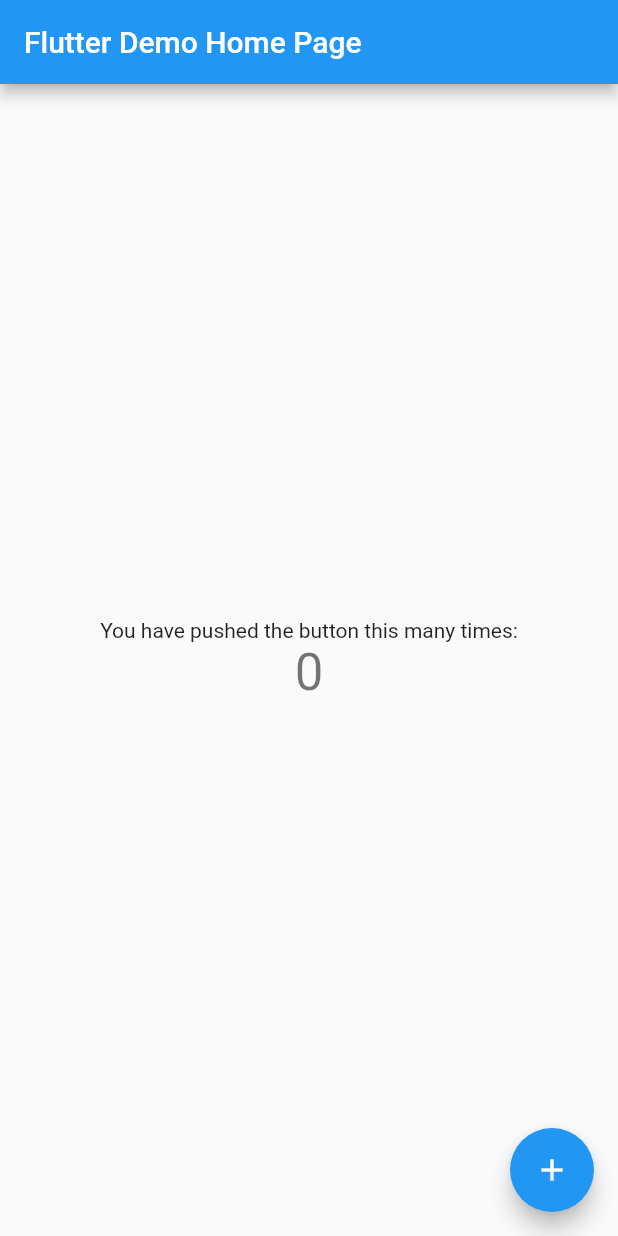
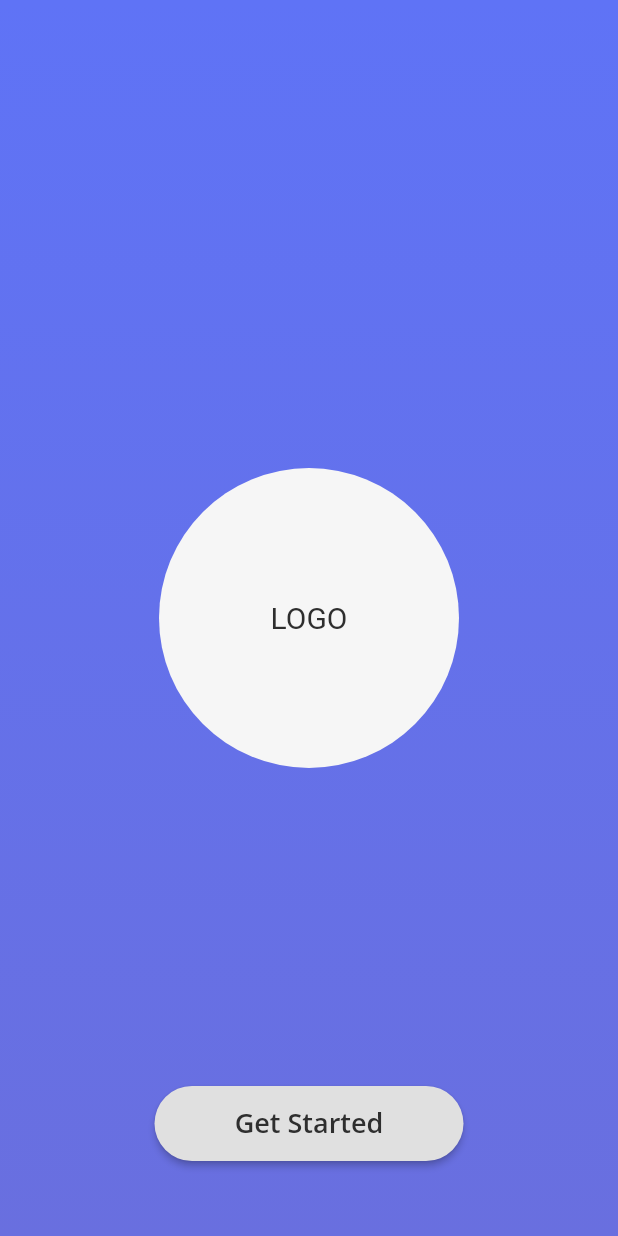
Before and after one commit to mmarcosmath/medigram, a Flutter app: the screen it shows after launch, on a phone screen of 412 x 824 dp. Run offline on Flutter 3.47's test engine with Material 2 defaults, Android fonts, the phone set to English and light mode, and no system bars; our stand-ins replace google_fonts.

Commit message:
Tema,Cores, WelcomeScreen adicionados

```diff
--- /dev/null
+++ b/lib/app/app.dart
@@ -0,0 +1,28 @@
+import 'package:flutter/material.dart';
+import 'package:google_fonts/google_fonts.dart';
+
+import 'screens/welcome/welcome_screen.dart';
+
+class App extends StatelessWidget {
+  @override
+  Widget build(BuildContext context) {
+    return MaterialApp(
+      title: "Medigram",
+      theme: ThemeData.light().copyWith(
+        textTheme: GoogleFonts.openSansTextTheme().copyWith(
+          bodyText2: TextStyle(
+            color: Color(0xFF2E2E2E),
+          ),
+        ),
+        primaryColor: Color(0xFF696fdf),
+        accentColor: Color(0xFF5F73F6),
+        splashColor: Color(0xFF585858),
+        hintColor: Color(0xFF2E2E2E),
+        scaffoldBackgroundColor: Color(0xFFf6f6f6),
+        backgroundColor: Color(0xFFf6f6f6),
+      ),
+      debugShowCheckedModeBanner: false,
+      home: WelcomeScreen(),
+    );
+  }
+}
--- /dev/null
+++ b/lib/app/screens/welcome/welcome_screen.dart
@@ -0,0 +1,64 @@
+import 'package:flutter/material.dart';
+
+class WelcomeScreen extends StatelessWidget {
+  @override
+  Widget build(BuildContext context) {
+    return Scaffold(
+      body: Container(
+        decoration: BoxDecoration(
+          gradient: LinearGradient(
+            begin: Alignment.topCenter,
+            end: Alignment.bottomCenter,
+            colors: [
+              Theme.of(context).accentColor,
+              Theme.of(context).primaryColor
+            ],
+          ),
+        ),
+        child: Stack(
+          children: [
+            Align(
+              alignment: Alignment.center,
+              child: Container(
+                width: MediaQuery.of(context).size.width * .6,
+                height: 200,
+                alignment: Alignment.center,
+                decoration: BoxDecoration(
+                    shape: BoxShape.circle,
+                    color: Theme.of(context).backgroundColor),
+                child: Text(
+                  "LOGO",
+                  style: TextStyle(
+                    fontSize: 20,
+                  ),
+                ),
+              ),
+            ),
+            Align(
+              alignment: Alignment.bottomCenter,
+              child: Container(
+                width: MediaQuery.of(context).size.width * .5,
+                height: 50,
+                margin: EdgeInsets.symmetric(vertical: 50),
+                child: RaisedButton(
+                  onPressed: () {},
+                  shape: RoundedRectangleBorder(
+                    borderRadius: BorderRadius.circular(50),
+                  ),
+                  child: Text(
+                    "Get Started",
+                    style: TextStyle(
+                      fontWeight: FontWeight.w600,
+                      fontSize: 18,
+                      color: Theme.of(context).textTheme.bodyText2.color,
+                    ),
+                  ),
+                ),
+              ),
+            ),
+          ],
+        ),
+      ),
+    );
+  }
+}
--- a/lib/main.dart
+++ b/lib/main.dart
@@ -1,117 +1,4 @@
 import 'package:flutter/material.dart';
+import 'package:medigram/app/app.dart';
 
-void main() {
-  runApp(MyApp());
-}
-
-class MyApp extends StatelessWidget {
-  // This widget is the root of your application.
-  @override
-  Widget build(BuildContext context) {
-    return MaterialApp(
-      title: 'Flutter Demo',
-      theme: ThemeData(
-        // This is the theme of your application.
-        //
-        // Try running your application with "flutter run". You'll see the
-        // application has a blue toolbar. Then, without quitting the app, try
-        // changing the primarySwatch below to Colors.green and then invoke
-        // "hot reload" (press "r" in the console where you ran "flutter run",
-        // or simply save your changes to "hot reload" in a Flutter IDE).
-        // Notice that the counter didn't reset back to zero; the application
-        // is not restarted.
-        primarySwatch: Colors.blue,
-        // This makes the visual density adapt to the platform that you run
-        // the app on. For desktop platforms, the controls will be smaller and
-        // closer together (more dense) than on mobile platforms.
-        visualDensity: VisualDensity.adaptivePlatformDensity,
-      ),
-      home: MyHomePage(title: 'Flutter Demo Home Page'),
-    );
-  }
-}
-
-class MyHomePage extends StatefulWidget {
-  MyHomePage({Key key, this.title}) : super(key: key);
-
-  // This widget is the home page of your application. It is stateful, meaning
-  // that it has a State object (defined below) that contains fields that affect
-  // how it looks.
-
-  // This class is the configuration for the state. It holds the values (in this
-  // case the title) provided by the parent (in this case the App widget) and
-  // used by the build method of the State. Fields in a Widget subclass are
-  // always marked "final".
-
-  final String title;
-
-  @override
-  _MyHomePageState createState() => _MyHomePageState();
-}
-
-class _MyHomePageState extends State<MyHomePage> {
-  int _counter = 0;
-
-  void _incrementCounter() {
-    setState(() {
-      // This call to setState tells the Flutter framework that something has
-      // changed in this State, which causes it to rerun the build method below
-      // so that the display can reflect the updated values. If we changed
-      // _counter without calling setState(), then the build method would not be
-      // called again, and so nothing would appear to happen.
-      _counter++;
-    });
-  }
-
-  @override
-  Widget build(BuildContext context) {
-    // This method is rerun every time setState is called, for instance as done
-    // by the _incrementCounter method above.
-    //
-    // The Flutter framework has been optimized to make rerunning build methods
-    // fast, so that you can just rebuild anything that needs updating rather
-    // than having to individually change instances of widgets.
-    return Scaffold(
-      appBar: AppBar(
-        // Here we take the value from the MyHomePage object that was created by
-        // the App.build method, and use it to set our appbar title.
-        title: Text(widget.title),
-      ),
-      body: Center(
-        // Center is a layout widget. It takes a single child and positions it
-        // in the middle of the parent.
-        child: Column(
-          // Column is also a layout widget. It takes a list of children and
-          // arranges them vertically. By default, it sizes itself to fit its
-          // children horizontally, and tries to be as tall as its parent.
-          //
-          // Invoke "debug painting" (press "p" in the console, choose the
-          // "Toggle Debug Paint" action from the Flutter Inspector in Android
-          // Studio, or the "Toggle Debug Paint" command in Visual Studio Code)
-          // to see the wireframe for each widget.
-          //
-          // Column has various properties to control how it sizes itself and
-          // how it positions its children. Here we use mainAxisAlignment to
-          // center the children vertically; the main axis here is the vertical
-          // axis because Columns are vertical (the cross axis would be
-          // horizontal).
-          mainAxisAlignment: MainAxisAlignment.center,
-          children: <Widget>[
-            Text(
-              'You have pushed the button this many times:',
-            ),
-            Text(
-              '$_counter',
-              style: Theme.of(context).textTheme.headline4,
-            ),
-          ],
-        ),
-      ),
-      floatingActionButton: FloatingActionButton(
-        onPressed: _incrementCounter,
-        tooltip: 'Increment',
-        child: Icon(Icons.add),
-      ), // This trailing comma makes auto-formatting nicer for build methods.
-    );
-  }
-}
+main() => runApp(App());
```
Also changed, not shown: lib/app/screens/components/custom_textfield.dart (added, +50 -0 lines), pubspec.yaml (+3 -7 lines), pubspec.lock, 1 other file.
